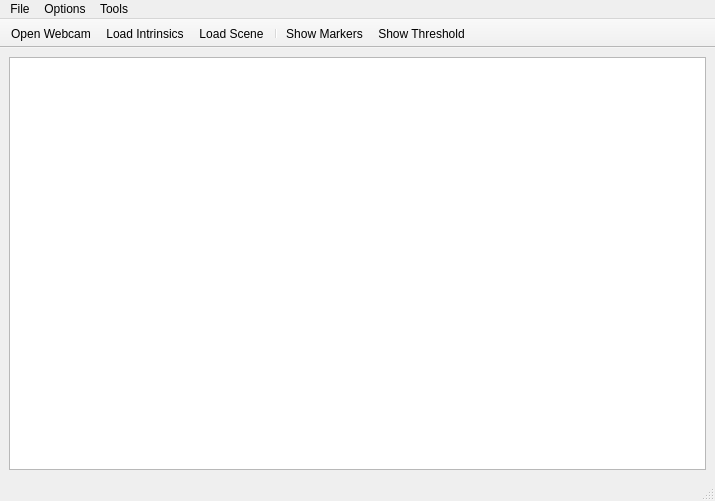
Qt form src/gui/window.ui (jqln-0/ar-tabletop) before a commit.
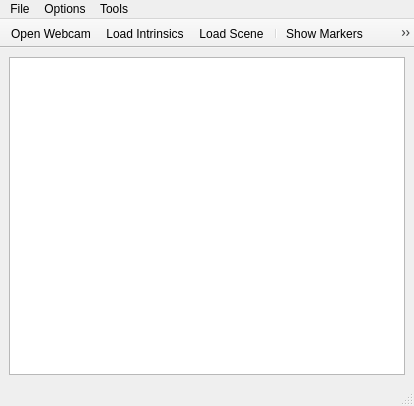
The same form after that commit. Icons and pictures are not drawn.

Commit message: Hide scrollbars on graphicsView, automatically resize to fit content.

Patch:
```diff
--- a/src/gui/window.ui
+++ b/src/gui/window.ui
@@ -6,8 +6,8 @@
    <rect>
     <x>0</x>
     <y>0</y>
-    <width>715</width>
-    <height>501</height>
+    <width>414</width>
+    <height>406</height>
    </rect>
   </property>
   <property name="windowTitle">
@@ -19,7 +19,23 @@
   <widget class="QWidget" name="centralwidget">
    <layout class="QGridLayout" name="gridLayout">
     <item row="0" column="0">
-     <widget class="QGraphicsView" name="graphicsView"/>
+     <widget class="QGraphicsView" name="graphicsView">
+      <property name="frameShape">
+       <enum>QFrame::StyledPanel</enum>
+      </property>
+      <property name="frameShadow">
+       <enum>QFrame::Sunken</enum>
+      </property>
+      <property name="verticalScrollBarPolicy">
+       <enum>Qt::ScrollBarAlwaysOff</enum>
+      </property>
+      <property name="horizontalScrollBarPolicy">
+       <enum>Qt::ScrollBarAlwaysOff</enum>
+      </property>
+      <property name="sizeAdjustPolicy">
+       <enum>QAbstractScrollArea::AdjustToContents</enum>
+      </property>
+     </widget>
     </item>
    </layout>
   </widget>
@@ -28,7 +44,7 @@
     <rect>
      <x>0</x>
      <y>0</y>
-     <width>715</width>
+     <width>414</width>
      <height>24</height>
     </rect>
    </property>
```
Left out of the diff: 20 changed lines with no effect on the pictures. The commit also changes 1 other file.
